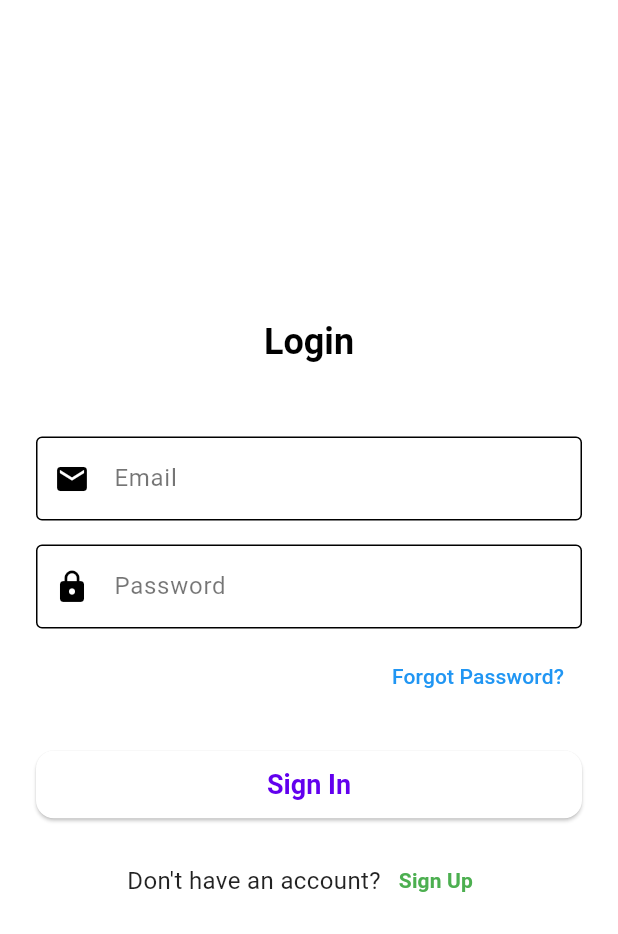
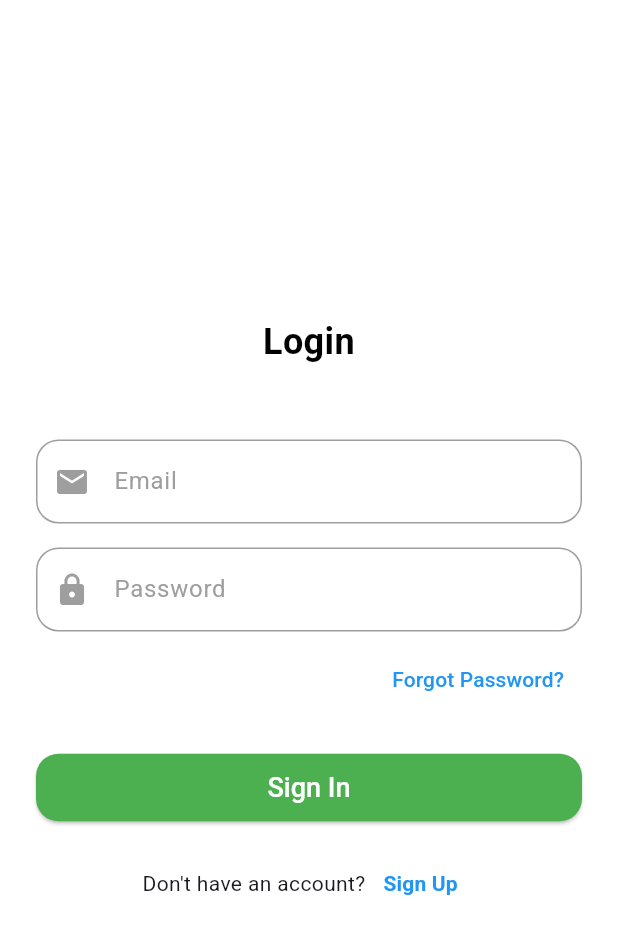
Before and after one commit to abdelrahmanamr710/binit, a Flutter app: the screen it shows after launch, on a phone screen of 412 x 824 dp. Shown: the top 934 px of the screen. Run offline on Flutter 3.47's test engine with Material 3 defaults, Android fonts, the light colour scheme and no system bars; our stand-ins replace cloud_firestore, firebase_auth, firebase_core; missing offline and left inert: pigeon; accounts and stored records are empty.

Commit message:
changes to style
roboto font was added

```diff
--- a/lib/main.dart
+++ b/lib/main.dart
@@ -1,4 +1,3 @@
-// main.dart
 import 'package:flutter/material.dart';
 import 'package:firebase_core/firebase_core.dart';
 import 'config/app_theme.dart';
@@ -26,15 +25,59 @@ class BinItApp extends StatelessWidget {
   Widget build(BuildContext context) {
     return MaterialApp(
       title: 'Bin-It',
-      theme: AppTheme.lightTheme,
-      darkTheme: AppTheme.darkTheme,
+      theme: ThemeData(
+        primarySwatch: Colors.blue,
+        fontFamily:
+        'Roboto', // Set the default font family here.  Make sure the font is added in the pubspec.yaml and the font file exists.
+        textTheme: const TextTheme(
+          // You can also define specific styles for different text elements here if needed.  This is optional.
+          bodyLarge: TextStyle(fontFamily: 'Roboto'),
+          bodyMedium: TextStyle(fontFamily: 'Roboto'),
+          displayLarge: TextStyle(fontFamily: 'Roboto'),
+          displayMedium: TextStyle(fontFamily: 'Roboto'),
+          displaySmall: TextStyle(fontFamily: 'Roboto'),
+          headlineLarge: TextStyle(fontFamily: 'Roboto'),
+          headlineMedium: TextStyle(fontFamily: 'Roboto'),
+          headlineSmall: TextStyle(fontFamily: 'Roboto'),
+          labelLarge: TextStyle(fontFamily: 'Roboto'),
+          labelMedium: TextStyle(fontFamily: 'Roboto'),
+          labelSmall: TextStyle(fontFamily: 'Roboto'),
+          titleLarge: TextStyle(fontFamily: 'Roboto'),
+          titleMedium: TextStyle(fontFamily: 'Roboto'),
+          titleSmall: TextStyle(fontFamily: 'Roboto'),
+        ),
+      ),
+      darkTheme: ThemeData(
+        primarySwatch: Colors.blue,
+        fontFamily:
+        'Roboto', // Set the default font family here.   Make sure the font is added in the pubspec.yaml and the font file exists.
+
+        textTheme: const TextTheme(
+          // You can also define specific styles for different text elements here if needed.   This is optional.
+          bodyLarge: TextStyle(fontFamily: 'Roboto'),
+          bodyMedium: TextStyle(fontFamily: 'Roboto'),
+          displayLarge: TextStyle(fontFamily: 'Roboto'),
+          displayMedium: TextStyle(fontFamily: 'Roboto'),
+          displaySmall: TextStyle(fontFamily: 'Roboto'),
+          headlineLarge: TextStyle(fontFamily: 'Roboto'),
+          headlineMedium: TextStyle(fontFamily: 'Roboto'),
+          headlineSmall: TextStyle(fontFamily: 'Roboto'),
+          labelLarge: TextStyle(fontFamily: 'Roboto'),
+          labelMedium: TextStyle(fontFamily: 'Roboto'),
+          labelSmall: TextStyle(fontFamily: 'Roboto'),
+          titleLarge: TextStyle(fontFamily: 'Roboto'),
+          titleMedium: TextStyle(fontFamily: 'Roboto'),
+          titleSmall: TextStyle(fontFamily: 'Roboto'),
+        ),
+      ),
       themeMode: ThemeMode.system,
-      home: const SplashScreen(), // Use SplashScreen as the initial screen.  This is the change.
-      routes: { // Define routes for navigation
+      home: const SplashScreen(),
+      routes: {
         '/login': (context) => const LoginScreen(),
         '/signup_as': (context) => const SignupAsScreen(),
         '/bin_owner_signup': (context) => const BinOwnerSignupScreen(),
-        '/recycling_company_signup': (context) => const SignupScreen(), // reusing the signup screen
+        '/recycling_company_signup': (context) =>
+        const SignupScreen(), // reusing the signup screen
       },
     );
   }
--- a/lib/screens/home_screen.dart
+++ b/lib/screens/home_screen.dart
@@ -44,7 +44,7 @@ class RecyclingCompanyHomeScreen extends StatelessWidget {
     return Scaffold(
       appBar: AppBar(title: const Text('Recycling Company Home')),
       body: Center(
-        child: Text('Welcome, $userName!'),
+        child: Text('Welcome company, $userName!'),
       ),
     );
   }
--- a/lib/screens/login_screen.dart
+++ b/lib/screens/login_screen.dart
@@ -16,7 +16,7 @@ class _LoginScreenState extends State<LoginScreen> {
   final _passwordController = TextEditingController();
   final AuthService _authService = AuthService();
   bool _isLoading = false;
-  String _errorMessage = ''; // Added for error messages
+  String _errorMessage = '';
 
   @override
   void dispose() {
@@ -25,13 +25,11 @@ class _LoginScreenState extends State<LoginScreen> {
     super.dispose();
   }
 
-  // Function to handle login
   void _login() async {
     if (_formKey.currentState!.validate()) {
       setState(() {
         _isLoading = true;
-        _errorMessage =
-        ''; // Clear error message before starting login process
+        _errorMessage = '';
       });
       try {
         final UserModel? user = await _authService.signInWithEmailAndPassword(
@@ -39,15 +37,12 @@ class _LoginScreenState extends State<LoginScreen> {
           password: _passwordController.text.trim(),
         );
         if (user != null) {
-          // Navigate to home screen after successful login
           Navigator.of(context).pushReplacement(
             MaterialPageRoute(
-              builder: (context) =>
-                  HomeScreen(user: user), // Pass the user object
+              builder: (context) => HomeScreen(user: user),
             ),
           );
         } else {
-          // Show error if user is null
           ScaffoldMessenger.of(context).showSnackBar(
             const SnackBar(
                 content: Text('Failed to retrieve user data.'),
@@ -55,7 +50,6 @@ class _LoginScreenState extends State<LoginScreen> {
           );
         }
       } catch (error) {
-        // Handle login errors, show a snackbar
         setState(() {
           _isLoading = false;
           _errorMessage = error.toString();
@@ -73,10 +67,53 @@ class _LoginScreenState extends State<LoginScreen> {
 
   @override
   Widget build(BuildContext context) {
+    // Figma Styles (as close as possible without complete Figma code)
+    const Color backgroundColor = Colors.white; // From Figma
+    const double screenPadding = 24.0; //  padding
+    const TextStyle titleTextStyle = TextStyle(
+      fontSize: 24, //  size
+      fontWeight: FontWeight.bold, //  weight
+      color: Colors.black, //  color.
+    );
+    const TextStyle labelTextStyle = TextStyle(
+      fontSize: 16, //  size
+      color: Colors.grey, //  color.
+    );
+    const OutlineInputBorder inputBorder = OutlineInputBorder(
+      borderRadius: BorderRadius.all(Radius.circular(15)), // From Figma
+      borderSide: BorderSide(color: Colors.grey), // Added border color
+    );
+    const TextStyle forgotPasswordTextStyle = TextStyle(
+      color: Colors.blue, // From existing code
+      fontSize: 14,
+    );
+    final ButtonStyle loginButtonStyle = ElevatedButton.styleFrom(
+      backgroundColor:
+      Colors.green, //  color.  Use your theme or a constant.
+      foregroundColor: Colors.white, //  color
+      shape: RoundedRectangleBorder(
+        borderRadius: BorderRadius.circular(15), // From Figma
+      ),
+      padding: const EdgeInsets.symmetric(vertical: 12),
+      textStyle: const TextStyle(
+        fontSize: 18,
+        fontWeight: FontWeight.w500,
+      ),
+    );
+    const TextStyle signUpTextStyle = TextStyle(
+      color: Colors.blue, // From existing code.
+      fontWeight: FontWeight.bold,
+      fontSize: 14,
+    );
+    const TextStyle errorTextStyle = TextStyle(
+      color: Colors.red,
+      fontSize: 14,
+    );
+
     return Scaffold(
-      backgroundColor: Colors.white, // set background color
+      backgroundColor: backgroundColor,
       body: Padding(
-        padding: const EdgeInsets.all(24.0),
+        padding: const EdgeInsets.all(screenPadding),
         child: Form(
           key: _formKey,
           child: Column(
@@ -93,7 +130,7 @@ class _LoginScreenState extends State<LoginScreen> {
               */
               Text(
                 'Login',
-                style: Theme.of(context).textTheme.titleLarge,
+                style: titleTextStyle,
                 textAlign: TextAlign.center,
               ),
               const SizedBox(height: 48),
@@ -103,8 +140,13 @@ class _LoginScreenState extends State<LoginScreen> {
                 keyboardType: TextInputType.emailAddress,
                 decoration: const InputDecoration(
                   labelText: 'Email',
-                  border: OutlineInputBorder(),
-                  prefixIcon: Icon(Icons.email),
+                  labelStyle: labelTextStyle,
+                  border: inputBorder,
+                  focusedBorder: inputBorder,
+                  enabledBorder: inputBorder,
+                  prefixIcon: Icon(Icons.email, color: Colors.grey), // Added color
+                  filled: true,
+                  fillColor: Colors.white, // added background color
                 ),
                 validator: (value) {
                   if (value == null || value.isEmpty) {
@@ -124,8 +166,13 @@ class _LoginScreenState extends State<LoginScreen> {
                 obscureText: true,
                 decoration: const InputDecoration(
                   labelText: 'Password',
-                  border: OutlineInputBorder(),
-                  prefixIcon: Icon(Icons.lock),
+                  labelStyle: labelTextStyle,
+                  border: inputBorder,
+                  focusedBorder: inputBorder,
+                  enabledBorder: inputBorder,
+                  prefixIcon: Icon(Icons.lock, color: Colors.grey), // Added color
+                  filled: true,
+                  fillColor: Colors.white,
                 ),
                 validator: (value) {
                   if (value == null || value.isEmpty) {
@@ -145,17 +192,20 @@ class _LoginScreenState extends State<LoginScreen> {
                   },
                   child: const Text(
                     'Forgot Password?',
-                    style: TextStyle(color: Colors.blue),
+                    style: forgotPasswordTextStyle,
                   ),
                 ),
               ),
               const SizedBox(height: 24),
               // Login Button
               ElevatedButton(
-                onPressed: _isLoading ? null : _login, // Disable when loading
-                style: Theme.of(context).elevatedButtonTheme.style,
+                onPressed: _isLoading ? null : _login,
+                style: loginButtonStyle,
                 child: _isLoading
-                    ? const CircularProgressIndicator()
+                    ? const CircularProgressIndicator(
+                  valueColor:
+                  AlwaysStoppedAnimation<Color>(Colors.white),
+                )
                     : const Text('Sign In'),
               ),
               const SizedBox(height: 16),
@@ -168,22 +218,20 @@ class _LoginScreenState extends State<LoginScreen> {
                     onPressed: () {
                       Navigator.of(context).pushNamed('/signup_as');
                     },
-                    child: Text(
+                    child: const Text(
                       'Sign Up',
-                      style: TextStyle(
-                        color: Theme.of(context).primaryColor,
-                        fontWeight: FontWeight.bold,
-                      ),
+                      style: signUpTextStyle,
                     ),
                   ),
                 ],
               ),
-              if (_errorMessage.isNotEmpty) //show error message.
+              if (_errorMessage.isNotEmpty)
+              //show error message.
                 Padding(
                   padding: const EdgeInsets.only(top: 10),
                   child: Text(
                     _errorMessage,
-                    style: const TextStyle(color: Colors.red),
+                    style: errorTextStyle,
                     textAlign: TextAlign.center,
                   ),
                 ),
--- a/pubspec.yaml
+++ b/pubspec.yaml
@@ -34,6 +34,7 @@ dependencies:
   firebase_auth: ^5.5.2
   cloud_firestore: ^5.6.6
 
+
   # The following adds the Cupertino Icons font to your application.
   # Use with the CupertinoIcons class for iOS style icons.
   cupertino_icons: ^1.0.8
@@ -59,6 +60,11 @@ flutter:
   # included with your application, so that you can use the icons in
   # the material Icons class.
   uses-material-design: true
+  fonts:
+    - family: Roboto
+      fonts:
+        - asset: assets/fonts/Roboto.ttf
+
 
   # To add assets to your application, add an assets section, like this:
   # assets:
```
Also changed, not shown: assets/fonts/Roboto.ttf (added).
